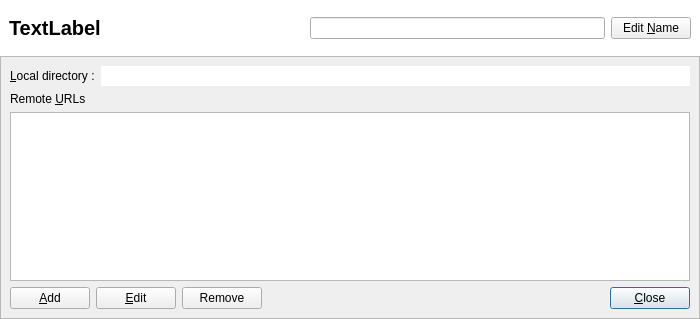
soramimi/Guitar, file src/RepositoryPropertyDialog.ui: the form before one commit.
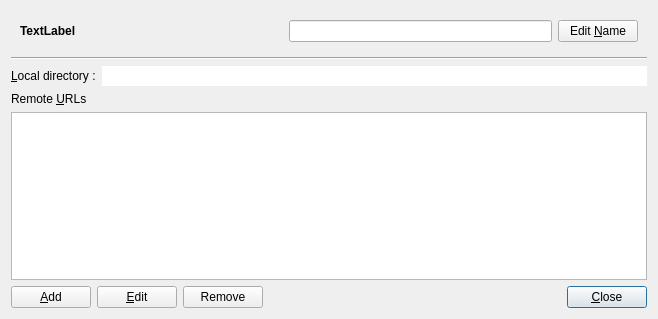
The form after the commit. Custom widgets are drawn as their Qt base class.

Commit message: Add Alt+click to open repository properties dialog

What changed in the file:
```diff
--- a/src/RepositoryPropertyDialog.ui
+++ b/src/RepositoryPropertyDialog.ui
@@ -6,62 +6,34 @@
    <rect>
     <x>0</x>
     <y>0</y>
-    <width>700</width>
+    <width>658</width>
     <height>319</height>
    </rect>
   </property>
   <property name="windowTitle">
    <string>Repository Property</string>
   </property>
-  <layout class="QVBoxLayout" name="verticalLayout_2">
-   <property name="spacing">
-    <number>0</number>
-   </property>
-   <property name="leftMargin">
-    <number>0</number>
-   </property>
-   <property name="topMargin">
-    <number>0</number>
-   </property>
-   <property name="rightMargin">
-    <number>0</number>
-   </property>
-   <property name="bottomMargin">
-    <number>0</number>
-   </property>
+  <layout class="QVBoxLayout" name="verticalLayout">
    <item>
-    <widget class="DialogHeaderFrame" name="frame">
-     <property name="styleSheet">
-      <string notr="true">QFrame {
-	background: #ffffff;
-}</string>
-     </property>
+    <widget class="QFrame" name="frame_3">
      <property name="frameShape">
       <enum>QFrame::Shape::NoFrame</enum>
      </property>
      <property name="frameShadow">
-      <enum>QFrame::Shadow::Plain</enum>
+      <enum>QFrame::Shadow::Raised</enum>
      </property>
      <layout class="QHBoxLayout" name="horizontalLayout">
-      <property name="topMargin">
-       <number>16</number>
-      </property>
-      <property name="bottomMargin">
-       <number>16</number>
-      </property>
-      <item>
-       <layout class="QHBoxLayout" name="horizontalLayout_4">
         <item>
          <widget class="QLabel" name="label_editable_name">
           <property name="sizePolicy">
-           <sizepolicy hsizetype="Expanding" vsizetype="Preferred">
+         <sizepolicy hsizetype="Expanding" vsizetype="Fixed">
             <horstretch>0</horstretch>
             <verstretch>0</verstretch>
            </sizepolicy>
           </property>
           <property name="font">
            <font>
-            <pointsize>15</pointsize>
+          <pointsize>9</pointsize>
             <bold>true</bold>
            </font>
           </property>
@@ -91,19 +63,15 @@
          </widget>
         </item>
        </layout>
-      </item>
-     </layout>
     </widget>
    </item>
    <item>
-    <widget class="QFrame" name="frame_2">
-     <property name="frameShape">
-      <enum>QFrame::Shape::StyledPanel</enum>
+    <widget class="Line" name="line">
+     <property name="orientation">
+      <enum>Qt::Orientation::Horizontal</enum>
      </property>
-     <property name="frameShadow">
-      <enum>QFrame::Shadow::Raised</enum>
-     </property>
-     <layout class="QVBoxLayout" name="verticalLayout">
+    </widget>
+   </item>
       <item>
        <layout class="QFormLayout" name="formLayout">
         <property name="fieldGrowthPolicy">
@@ -200,9 +168,6 @@
       </item>
      </layout>
     </widget>
-   </item>
-  </layout>
- </widget>
  <customwidgets>
   <customwidget>
    <class>ReadOnlyLineEdit</class>
@@ -214,12 +179,6 @@
    <extends>QTableWidget</extends>
    <header>RemoteRepositoriesTableWidget.h</header>
   </customwidget>
-  <customwidget>
-   <class>DialogHeaderFrame</class>
-   <extends>QFrame</extends>
-   <header>DialogHeaderFrame.h</header>
-   <container>1</container>
-  </customwidget>
  </customwidgets>
  <tabstops>
   <tabstop>lineEdit_name</tabstop>
```
Lines whose indentation alone changed are shown as unchanged. The commit also changes 3 other files.
